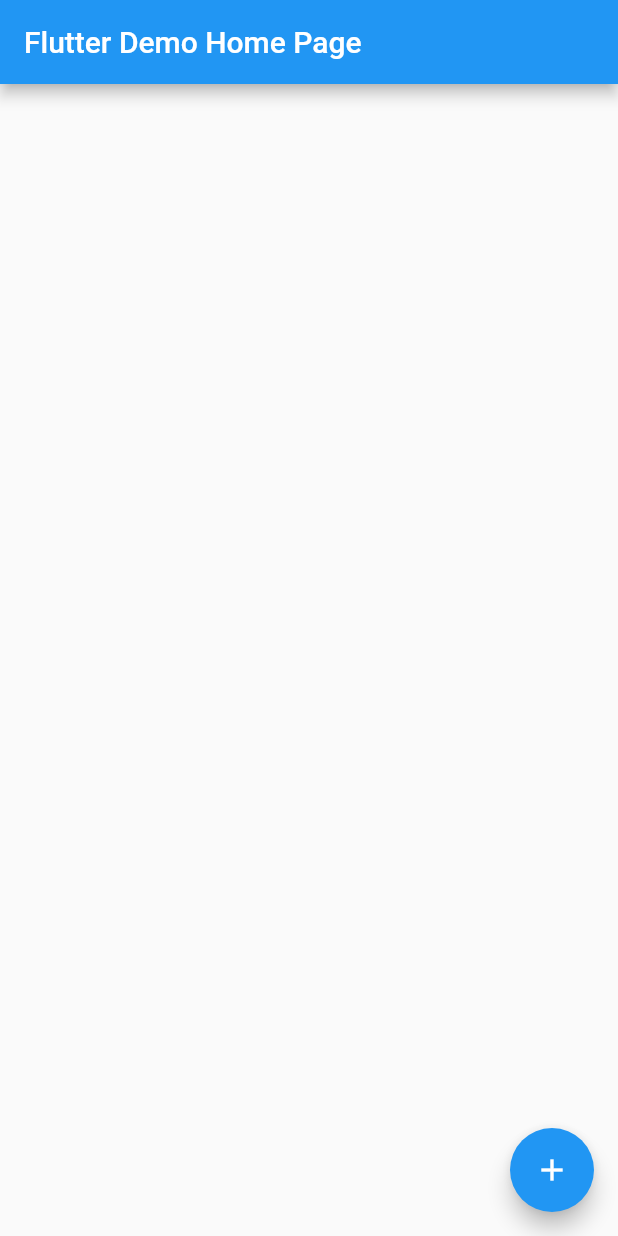
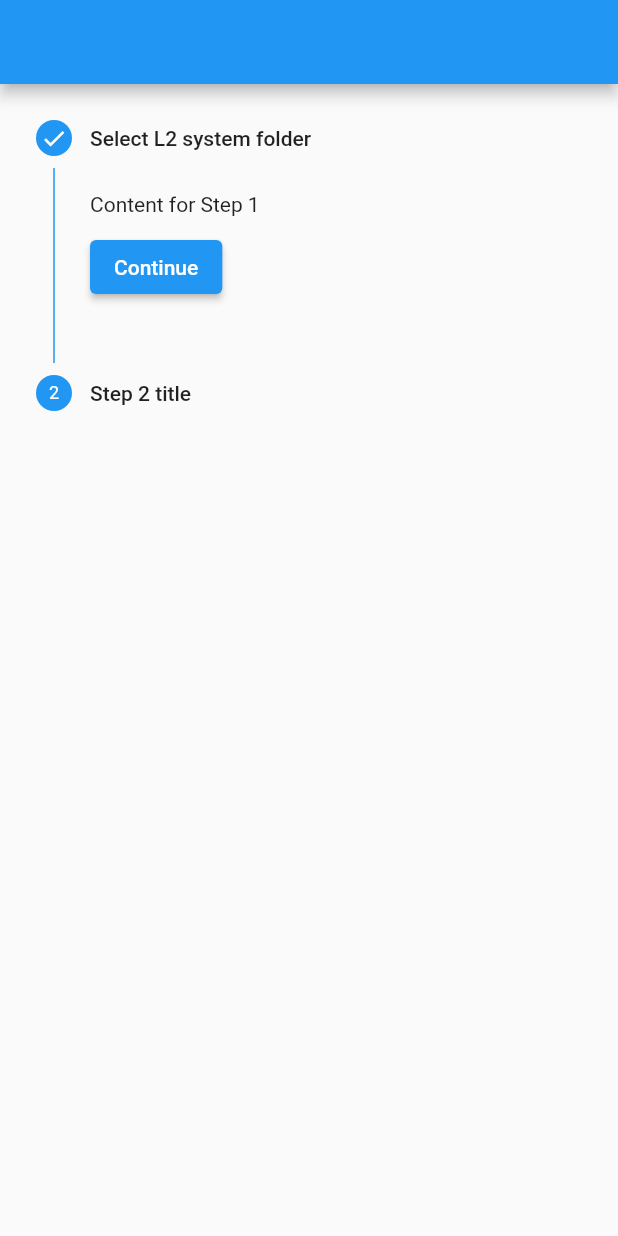
Before and after one commit to dadagov125/l2devtools, a Flutter app: the screen it shows after launch, on a phone screen of 412 x 824 dp. Run offline on Flutter 3.47's test engine with Material 2 defaults, Android fonts, the phone set to English and light mode, and no system bars; missing offline and left inert: filesystem_picker.

Commit message:
import skilss

```diff
--- a/lib/app.dart
+++ b/lib/app.dart
@@ -1,5 +1,7 @@
 import 'package:flutter/material.dart';
-import 'package:l2_devtools/widgets/home_screen.dart';
+import 'package:l2_devtools/screens/home_screen.dart';
+
+import 'widgets/import_skills.dart';
 
 class MyApp extends StatelessWidget {
   const MyApp({Key? key}) : super(key: key);
@@ -7,11 +9,10 @@ class MyApp extends StatelessWidget {
   @override
   Widget build(BuildContext context) {
     return MaterialApp(
-      title: 'Flutter Demo',
       theme: ThemeData(
-        primarySwatch: Colors.blue,
+        primarySwatch: Colors.blue ,
       ),
-      home: const HomeScreen(title: 'Flutter Demo Home Page'),
+      home:  ImportSkills(),
     );
   }
 }
--- a/lib/widgets/home_screen.dart
+++ /dev/null
@@ -1,40 +0,0 @@
-
-import 'package:flutter/material.dart';
-
-class HomeScreen extends StatefulWidget {
-  const HomeScreen({Key? key, required this.title}) : super(key: key);
-
-
-  final String title;
-
-  @override
-  State<HomeScreen> createState() => _HomeScreenState();
-}
-
-class _HomeScreenState extends State<HomeScreen> {
-
-
-  @override
-  Widget build(BuildContext context) {
-
-    return Scaffold(
-      appBar: AppBar(
-        title: Text(widget.title),
-      ),
-      body: Center(
-        child: Column(
-
-          mainAxisAlignment: MainAxisAlignment.center,
-          children: <Widget>[
-
-          ],
-        ),
-      ),
-      floatingActionButton: FloatingActionButton(
-        onPressed: (){},
-        tooltip: 'Increment',
-        child: const Icon(Icons.add),
-      ), // This trailing comma makes auto-formatting nicer for build methods.
-    );
-  }
-}
--- /dev/null
+++ b/lib/widgets/import_skills.dart
@@ -0,0 +1,78 @@
+import 'dart:io';
+
+import 'package:flutter/material.dart';
+import 'package:filesystem_picker/filesystem_picker.dart';
+
+class ImportSkills extends StatefulWidget {
+  @override
+  State<StatefulWidget> createState() => _ImportSkillsState();
+}
+
+class _ImportSkillsState extends State<ImportSkills> {
+  int _index = 0;
+
+  @override
+  Widget build(BuildContext context) {
+    return Scaffold(
+      appBar: AppBar(),
+      body: SingleChildScrollView(
+        child: Column(
+          crossAxisAlignment: CrossAxisAlignment.start,
+          mainAxisSize: MainAxisSize.min,
+          children: [
+            Stepper(
+              currentStep: _index,
+              controlsBuilder: (_, __) => SizedBox.shrink(),
+              onStepTapped: (int index) {
+                if (index != 0) return;
+                setState(() {
+                  _index = index;
+                });
+              },
+              steps: <Step>[
+                Step(
+                  title: const Text('Select L2 system folder'),
+                  isActive: true,
+                  state: StepState.complete,
+                  content: Container(
+                      alignment: Alignment.centerLeft,
+                      child: Column(
+                        crossAxisAlignment: CrossAxisAlignment.start,
+                        children: [
+                          const Text('Content for Step 1'),
+                          Padding(
+                            padding: EdgeInsets.only(top: 10),
+                            child: ElevatedButton(
+                                onPressed: () {
+                                   FilesystemPicker.open(
+                                    title: 'Save to folder',
+                                    context: context,
+                                    rootDirectory: Directory.systemTemp,
+                                    fsType: FilesystemType.file,
+                                  ).then((value) {
+                                    value.toString();
+                                   }).catchError((err){
+                                     err.toString();
+                                   });
+                                  // setState(() {
+                                  //   _index = 1 + _index;
+                                  // });
+                                },
+                                child: Text('Continue')),
+                          )
+                        ],
+                      )),
+                ),
+                const Step(
+                  title: Text('Step 2 title'),
+                  isActive: true,
+                  content: Text('Content for Step 2'),
+                ),
+              ],
+            )
+          ],
+        ),
+      ),
+    );
+  }
+}
--- a/pubspec.yaml
+++ b/pubspec.yaml
@@ -34,6 +34,7 @@ dependencies:
   # The following adds the Cupertino Icons font to your application.
   # Use with the CupertinoIcons class for iOS style icons.
   cupertino_icons: ^1.0.2
+  filesystem_picker: ^2.0.1
 
 dev_dependencies:
   flutter_test:
```
Also changed, not shown: lib/screens/home_screen.dart (added, +54 -0 lines), pubspec.lock.
